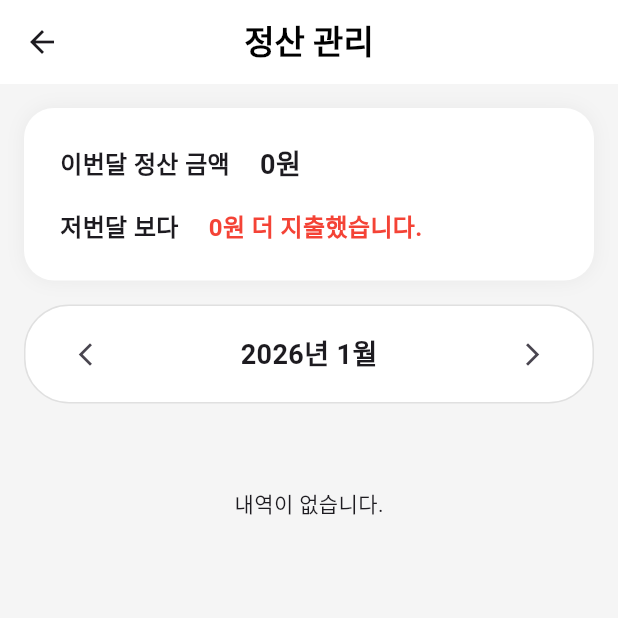
After one commit to Tjoeun-Final-Proj/FE, a Flutter app: the OwnerWalletView screen opened by its route, after a tap on the "arrow back ios new" icon, on a phone screen of 412 x 824 dp, the top half of it. The commit adds this screen. Run offline on Flutter 3.47's test engine with Material 3 defaults, Android fonts, the phone set to English and light mode, and no system bars; our stand-ins replace dio, firebase_core, firebase_messaging, flutter_dotenv, flutter_secure_storage, get and 3 more; missing offline and left inert: flutter_naver_map, tosspayments_widget_sdk_flutter; accounts and stored records are empty; generated files the repository leaves out were written again; network calls fail; Roboto replaces fonts that are missing (Pretendard).

Commit message:
feat. 오너 정산 구현 완료

```diff
--- a/boxmon/lib/common/views/common_home.dart
+++ b/boxmon/lib/common/views/common_home.dart
@@ -110,7 +110,7 @@ class CommonHomeView extends StatelessWidget {
 
                 /// 정산 관리
                 InkWell(
-                  onTap: () => Get.toNamed('/common/wallet'),
+                  onTap: () => Get.toNamed('/owner/wallet'),
                   borderRadius: BorderRadius.circular(10),
                   child: Container(
                     width: 94,
--- a/boxmon/lib/login/bindings/auth_binding.dart
+++ b/boxmon/lib/login/bindings/auth_binding.dart
@@ -4,6 +4,7 @@ import 'package:boxmon/login/controllers/auth_controller.dart';
 import 'package:boxmon/login/services/auth_service.dart';
 import 'package:boxmon/login/services/token_service.dart';
 import 'package:boxmon/wallet/services/common_wallet_service.dart';
+import 'package:boxmon/wallet/services/owner_wallet_servcie.dart';
 import 'package:dio/dio.dart';
 import 'package:get/get.dart';
 
@@ -23,5 +24,6 @@ class AuthBinding extends Bindings {
     // 6. 컨트롤러들: 화면의 상태를 관리하고 비즈니스 로직을 실행
     Get.lazyPut<AuthController>(() => AuthController()); // 유저 인증 상태 관리
     Get.lazyPut<ShipmentController>(() => ShipmentController());
+    Get.lazyPut<OwnerWalletServcie>(() => OwnerWalletServcie());
   }
 }
--- a/boxmon/lib/routes/app_routes.dart
+++ b/boxmon/lib/routes/app_routes.dart
@@ -24,6 +24,7 @@ import 'package:boxmon/payment/screens/result.dart';
 import 'package:boxmon/payment/screens/tosspayments/payhome.dart';
 import 'package:boxmon/payment/screens/tosspayments/payment.dart';
 import 'package:boxmon/wallet/views/common_wallet_view.dart';
+import 'package:boxmon/wallet/views/owner_wallet_view.dart';
 import 'package:get/get.dart';
 
 class AppRoutes {
@@ -49,6 +50,7 @@ class AppRoutes {
   static const cargoDetail = '/cargo/detail';
   static const shipmentDetail = '/shipment-detail/:shipmentId'; // 자세히 보기
   static const commonWallet = '/common/wallet';
+  static const ownerWallet = '/owner/wallet';
 
   static final routes = <GetPage>[
     GetPage(name: splash, page: () => SplashView()),
@@ -60,6 +62,11 @@ class AppRoutes {
     GetPage(
       name: commonWallet,
       page: () => CommonWalletView(),
+      binding: AuthBinding(),
+    ),
+
+    GetPage(name: ownerWallet,
+      page: () => OwnerWalletView(),
       binding: AuthBinding(),
     ),
 
--- /dev/null
+++ b/boxmon/lib/wallet/controller/owner_wallet_controller.dart
@@ -0,0 +1,87 @@
+import 'package:boxmon/wallet/model/common_wallet_month_model.dart';
+import 'package:boxmon/wallet/services/owner_wallet_servcie.dart';
+import 'package:get/get.dart';
+import 'package:intl/intl.dart';
+
+class OwnerWalletController extends GetxController {
+  final OwnerWalletServcie _walletService = Get.find<OwnerWalletServcie>();
+
+  var isLoading = false.obs;
+  var summaryData = <String, dynamic>{}.obs;
+
+  // 🎯 정산 리스트를 담을 RxList
+  var settlementList = <CommonWalletMonthModel>[].obs;
+
+  // 현재 선택된 연도와 월 (초기값: 현재 날짜)
+  var selectedYear = DateTime.now().year.obs;
+  var selectedMonth = DateTime.now().month.obs;
+
+// 2. UI에서 바로 쓸 포맷팅된 getter (오타 방지 및 편의성)
+  String get thisMonthTotal => NumberFormat('#,###').format(summaryData['thisMonthTotalAmount'] ?? 0);
+  String get lastMonthTotal => NumberFormat('#,###').format(summaryData['lastMonthTotalAmount'] ?? 0);
+  String get differenceAmount => NumberFormat('#,###').format((summaryData['difference'] ?? 0).abs());
+  // 절약했는지 더 썼는지 판별
+  bool get isSaved => (summaryData['difference'] ?? 0) >= 0;
+  @override
+  void onInit() {
+    super.onInit();
+    refreshAll(); // 페이지 진입 시 요약과 리스트 모두 로드
+  }
+
+  // 전체 데이터 새로고침
+  Future<void> refreshAll() async {
+    await Future.wait([
+      fetchSummary2(),
+      fetchSettlementList2(),
+    ]);
+  }
+
+  // 3. API 호출 함수
+  Future<void> fetchSummary2() async {
+    try {
+      isLoading.value = true;
+      print("💳 [WalletController] 정산 데이터 동기화 시작...");
+
+      final result = await _walletService.getSettlementSummary1();
+
+      if (result != null) {
+        summaryData.assignAll(result);
+        print("✅ [WalletController] 데이터 로드 성공: $result");
+      }
+    } finally {
+      isLoading.value = false;
+    }
+  }
+  // 2. 🎯 월별 정산 리스트 가져오기
+  Future<void> fetchSettlementList2() async {
+    try {
+      isLoading.value = true;
+      final result = await _walletService.getSettlementList1(
+        selectedYear.value,
+        selectedMonth.value
+      );
+
+      if (result != null) {
+        settlementList.assignAll(result);
+        print("🎯 리스트 로드 완료: ${settlementList.length}건");
+      }
+    } finally {
+      isLoading.value = false;
+    }
+  }
+
+  // 월 변경 시 호출 (Next/Prev 버튼용)
+  void changeMonth(int delta) {
+    int nextMonth = selectedMonth.value + delta;
+    if (nextMonth > 12) {
+      selectedYear.value++;
+      selectedMonth.value = 1;
+    } else if (nextMonth < 1) {
+      selectedYear.value--;
+      selectedMonth.value = 12;
+    } else {
+      selectedMonth.value = nextMonth;
+    }
+    fetchSettlementList2(); // 월 변경 후 리스트 다시 불러오기
+  }
+}
--- /dev/null
+++ b/boxmon/lib/wallet/services/owner_wallet_servcie.dart
@@ -0,0 +1,67 @@
+import 'package:boxmon/login/models/token_model.dart';
+import 'package:boxmon/login/services/token_service.dart';
+import 'package:boxmon/wallet/model/common_wallet_month_model.dart';
+import 'package:dio/dio.dart' as dio;
+import 'package:get/get.dart';
+
+class OwnerWalletServcie extends GetxService {
+
+  String? accessToken;
+  String? refreshToken;
+  late Token token;
+  final dio.Dio _dio =
+      Get.find<dio.Dio>(); // Base URL이 http://10.0.2.2:8080/api 로 설정된채로 가져와짐
+  final TokenService _tokenService = Get.find<TokenService>();
+
+  Future<Map<String, dynamic>?> getSettlementSummary1() async {
+  try {
+    final currentToken = _tokenService.accessToken;
+
+    print("🌐 [Wallet API] 정산 요약 정보 요청 시작");
+      print("🚀 [Payment API] 결제 최종 승인 요청 시작");
+
+     final response = await _dio.get(
+      'shipments/settlements/driver/summary',
+      options: dio.Options(headers: {'Authorization': 'Bearer $currentToken'}),
+    );
+
+    print("✅ [응답 성공]: ${response.data}");
+
+    if (response.statusCode == 200) {
+      return response.data; // 그냥 Map 자체를 리턴
+    }
+  } catch (e) {
+    print("🚨 에러 발생: $e");
+  }
+  return null;
+}
+
+Future<List<CommonWalletMonthModel>?> getSettlementList1(int year, int month) async {
+  try {
+    final currentToken = _tokenService.accessToken;
+
+    print("🌐 [Wallet API] 월별 정산 리스트 요청: $year년 $month월");
+
+    final response = await _dio.get(
+      'shipments/settlements/driver', // 엔드포인트
+      queryParameters: {
+        'year': year,
+        'month': month,
+      },
+      options: dio.Options(headers: {'Authorization': 'Bearer $currentToken'}),
+    );
+
+    print("✅ [Wallet API List Success] 상태 코드: ${response.statusCode}");
+
+    if (response.statusCode == 200 && response.data != null) {
+      // JSON 리스트를 모델 리스트로 변환하여 반환
+      return CommonWalletMonthModel.fromJsonList(response.data);
+    }
+  } on dio.DioException catch (e) {
+    print("❌ [Wallet API List Error] ${e.response?.statusCode}: ${e.response?.data}");
+  } catch (e) {
+    print("🚨 [Critical Error] $e");
+  }
+  return null;
+}
+}
--- /dev/null
+++ b/boxmon/lib/wallet/views/owner_wallet_view.dart
@@ -0,0 +1,208 @@
+import 'package:boxmon/wallet/controller/owner_wallet_controller.dart';
+import 'package:flutter/material.dart';
+import 'package:get/get.dart';
+import 'package:intl/intl.dart';
+
+class OwnerWalletView extends StatelessWidget {
+  const OwnerWalletView({super.key});
+
+  @override
+  Widget build(BuildContext context) {
+    final controller = Get.put(OwnerWalletController());
+
+    return Scaffold(
+      backgroundColor: Colors.grey[100],
+      appBar: AppBar(
+        title: const Text(
+          "정산 관리",
+          style: TextStyle(color: Colors.black, fontWeight: FontWeight.bold),
+        ),
+        backgroundColor: Colors.white,
+        elevation: 0,
+        centerTitle: true,
+      ),
+      body: RefreshIndicator(
+        onRefresh: () => controller.refreshAll(),
+        child: SingleChildScrollView(
+          physics: const AlwaysScrollableScrollPhysics(),
+          child: Padding(
+            padding: const EdgeInsets.all(16.0),
+            child: Column(
+              crossAxisAlignment: CrossAxisAlignment.start,
+              children: [
+                // 1. 요약 카드는 변화가 적으므로 따로 Obx 처리
+                Obx(() => _buildSummaryCard(controller)),
+                const SizedBox(height: 16),
+
+                // 2. 월 선택 바 (날짜 텍스트만 바뀌면 되므로 해당 부분만 Obx)
+                _buildMonthSelector(controller),
+                const SizedBox(height: 16),
+
+                // 3. 리스트 영역 (이 부분만 Obx로 감싸서 리스트 변화에만 반응하게 함)
+                Obx(() {
+                  if (controller.isLoading.value && controller.settlementList.isEmpty) {
+                    return const Center(child: CircularProgressIndicator());
+                  }
+
+                  if (controller.settlementList.isEmpty) {
+                    return const Center(child: Padding(
+                      padding: EdgeInsets.all(40.0),
+                      child: Text("내역이 없습니다."),
+                    ));
+                  }
+
+                  return Column(
+                    children: controller.settlementList.map((item) {
+                      // 데이터 변환 로직...
+                      return _buildWalletItem(
+                        date: DateFormat('MM/dd').format(item.createdAt!),
+                        status: item.shipmentStatus ?? "상태미정",
+                        price: "-${NumberFormat('#,###').format(item.price ?? 0)}원",
+                        pickup: item.pickupAddress ?? "",
+                        time: DateFormat('HH:mm').format(item.createdAt!),
+                        dropoffAddress : item.dropoffAddress ?? ""
+                      );
+                    }).toList(),
+                  );
+                }),
+              ],
+            ),
+          ),
+        ),
+      ),
+    );
+  }
+}
+
+  // --- 위젯 함수들 ---
+
+  Widget _buildSummaryCard(OwnerWalletController controller) {
+    return Container(
+      width: double.infinity,
+      padding: const EdgeInsets.all(24),
+      decoration: BoxDecoration(
+        color: Colors.white,
+        borderRadius: BorderRadius.circular(20),
+        boxShadow: [BoxShadow(color: Colors.black.withOpacity(0.05), blurRadius: 10)],
+      ),
+      child: Column(
+        crossAxisAlignment: CrossAxisAlignment.start,
+        children: [
+          Row(
+            children: [
+              const Text("이번달 정산 금액", style: TextStyle(fontSize: 16, fontWeight: FontWeight.bold)),
+              const SizedBox(width: 20),
+              Text("${controller.thisMonthTotal}원",
+                style: const TextStyle(fontSize: 18, fontWeight: FontWeight.bold)),
+            ],
+          ),
+          const SizedBox(height: 16),
+          Row(
+            children: [
+              const Text("저번달 보다", style: TextStyle(fontSize: 16, fontWeight: FontWeight.bold)),
+              const SizedBox(width: 20),
+              Text(
+                "${controller.differenceAmount}원 ${controller.isSaved ? '더 지출했습니다.' : '절약했습니다.'}",
+                style: TextStyle(
+                  fontSize: 16,
+                  fontWeight: FontWeight.bold,
+                  color: controller.isSaved ? Colors.red :  Colors.blue
+                ),
+              ),
+            ],
+          ),
+        ],
+      ),
+    );
+  }
+
+  Widget _buildMonthSelector(OwnerWalletController controller) {
+    return Container(
+      padding: const EdgeInsets.symmetric(vertical: 8, horizontal: 16),
+      decoration: BoxDecoration(
+        color: Colors.white,
+        borderRadius: BorderRadius.circular(30),
+        border: Border.all(color: Colors.grey[300]!),
+      ),
+      child: Row(
+        mainAxisAlignment: MainAxisAlignment.spaceBetween,
+        children: [
+          IconButton(
+            icon: const Icon(Icons.arrow_back_ios_new, size: 18),
+            onPressed: () => controller.changeMonth(-1), // 이전 달
+          ),
+          Obx(() => Text(
+              "${controller.selectedYear.value}년 ${controller.selectedMonth.value}월",
+              style: const TextStyle(fontSize: 18, fontWeight: FontWeight.bold)
+            ),
+          ),
+          IconButton(
+            icon: const Icon(Icons.arrow_forward_ios, size: 18),
+            onPressed: () => controller.changeMonth(1), // 다음 달
+          ),
+        ],
+      ),
+    );
+  }
+
+  Widget _buildWalletItem({
+    required String date,
+    required String status,
+    required String price,
+    required String pickup,
+    required String time,
+    required String dropoffAddress
+  }) {
+    // 상태별 색상 로직 (간단 예시)
+    Color statusColor = status == "운송완료" ? Colors.blue[900]! : Colors.green;
+    if (status == "미배차") statusColor = Colors.red;
+
+    return Container(
+      margin: const EdgeInsets.only(bottom: 12),
+      padding: const EdgeInsets.all(16),
+      decoration: BoxDecoration(
+        color: Colors.white,
+        borderRadius: BorderRadius.circular(15),
+      ),
+      child: Row(
+        children: [
+          SizedBox(
+            width: 50,
+            child: Column(
+              children: [
+                Text(date, style: const TextStyle(fontSize: 16, fontWeight: FontWeight.bold)),
+              ],
+            ),
+          ),
+          const SizedBox(width: 12),
+          Expanded(
+            child: Column(
+              crossAxisAlignment: CrossAxisAlignment.start,
+              children: [
+                Text(pickup,
+                  style: const TextStyle(fontSize: 14, fontWeight: FontWeight.w500),
+                  overflow: TextOverflow.ellipsis),
+                const SizedBox(height: 4),
+                Text("$time | $dropoffAddress", style: const TextStyle(fontSize: 12, color: Colors.grey), overflow: TextOverflow.ellipsis),
+              ],
+            ),
+          ),
+          Column(
+            crossAxisAlignment: CrossAxisAlignment.end,
+            children: [
+              Text(price, style: const TextStyle(fontSize: 15, fontWeight: FontWeight.bold)),
+              const SizedBox(height: 8),
+              Container(
+                padding: const EdgeInsets.symmetric(horizontal: 10, vertical: 4),
+                decoration: BoxDecoration(
+                  color: statusColor,
+                  borderRadius: BorderRadius.circular(12),
+                ),
+                child: Text(status, style: const TextStyle(color: Colors.white, fontSize: 10, fontWeight: FontWeight.bold)),
+              ),
+            ],
+          ),
+        ],
+      ),
+    );
+  }
```
